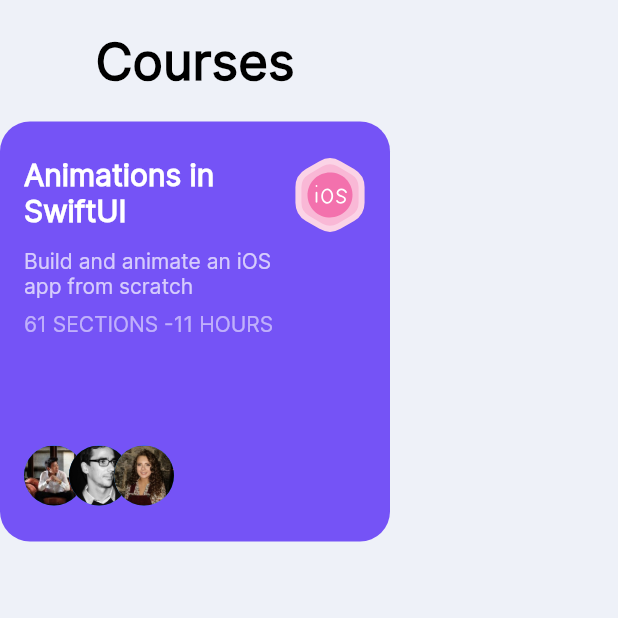
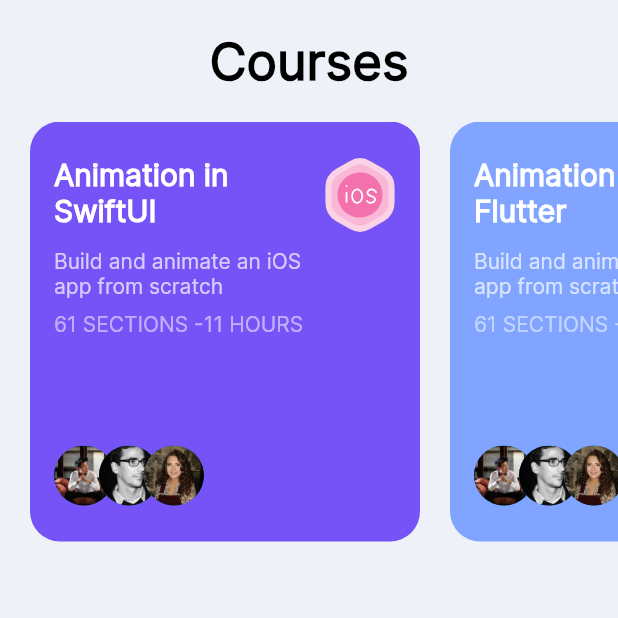
Before and after one commit to avikumar11haz/animated_app, a Flutter app: the HomeScreen screen opened directly, on a phone screen of 412 x 824 dp, the top half of it. Run offline on Flutter 3.47's test engine with Material 2 defaults, Android fonts, the phone set to English and light mode, and no system bars; our stand-ins replace flutter_svg, rive.

Commit message:
create course card file

```diff
--- /dev/null
+++ b/lib/screens/home/components/course_card.dart
@@ -0,0 +1,68 @@
+import 'package:animated_app/screens/home/home_screen.dart';
+import 'package:flutter/material.dart';
+import 'package:flutter_svg/flutter_svg.dart';
+
+class CourseCard extends StatelessWidget {
+  const CourseCard({
+    super.key,
+    required this.course,
+  });
+
+  final Course course;
+
+  @override
+  Widget build(BuildContext context) {
+    return Container(
+      padding: const EdgeInsets.symmetric(horizontal: 16, vertical: 24),
+      height: 280,
+      width: 260,
+      decoration: BoxDecoration(
+        color: course.bgColor,
+        borderRadius: const BorderRadius.all(Radius.circular(20)),
+      ),
+      child: Row(
+        crossAxisAlignment: CrossAxisAlignment.start,
+        children: [
+          Expanded(
+              child: Column(
+                crossAxisAlignment: CrossAxisAlignment.start,
+                children: [
+                  Text(
+                    course.title,
+                    style: Theme.of(context)
+                        .textTheme
+                        .titleLarge!
+                        .copyWith(color: Colors.white, fontWeight: FontWeight.w600),
+                  ),
+                  Padding(
+                    padding: const EdgeInsets.only(top: 12, bottom: 8),
+                    child: Text(
+                      course.description,
+                      style: const TextStyle(color: Colors.white70),
+                    ),
+                  ),
+                  const Text(
+                    "61 SECTIONS -11 HOURS",
+                    style: TextStyle(color: Colors.white54),
+                  ),
+                  const Spacer(),
+                  Row(
+                    children: List.generate(
+                        3,
+                            (index) => Transform.translate(
+                          offset: Offset((-10 * index).toDouble(), 0),
+                          child: CircleAvatar(
+                            radius: 20,
+                            backgroundImage: AssetImage(
+                                "assets/avatars/Avatar ${index + 1}.jpg"),
+                          ),
+                        )),
+                  )
+                ],
+              )),
+          SvgPicture.asset(course.iconScr)
+        ],
+      ),
+    );
+  }
+}
--- a/lib/screens/home/home_screen.dart
+++ b/lib/screens/home/home_screen.dart
@@ -1,5 +1,5 @@
+import 'package:animated_app/screens/home/components/course_card.dart';
 import 'package:flutter/material.dart';
-import 'package:flutter_svg/flutter_svg.dart';
 
 class HomeScreen extends StatelessWidget {
   const HomeScreen({Key? key}) : super(key: key);
@@ -20,53 +20,16 @@
                     .copyWith(color: Colors.black, fontWeight: FontWeight.w600),
               ),
             ),
-            Container(
-              padding: const EdgeInsets.symmetric(horizontal: 16, vertical: 24),
-              height: 280,
-              width: 260,
-              decoration: const BoxDecoration(
-                color: Color(0xFF7553F6),
-                borderRadius: BorderRadius.all(Radius.circular(20)),
-              ),
+            SingleChildScrollView(
+              scrollDirection: Axis.horizontal,
               child: Row(
-                crossAxisAlignment: CrossAxisAlignment.start,
                 children: [
-                  Expanded(
-                      child: Column(
-                    crossAxisAlignment: CrossAxisAlignment.start,
-                    children: [
-                      Text(
-                        "Animations in SwiftUI",
-                        style: Theme.of(context).textTheme.titleLarge!.copyWith(
-                            color: Colors.white, fontWeight: FontWeight.w600),
-                      ),
-                      const Padding(
-                        padding: EdgeInsets.only(top: 12, bottom: 8),
-                        child: Text(
-                          "Build and animate an iOS app from scratch",
-                          style: TextStyle(color: Colors.white70),
-                        ),
-                      ),
-                      const Text(
-                        "61 SECTIONS -11 HOURS",
-                        style: TextStyle(color: Colors.white54),
-                      ),
-                      const Spacer(),
-                      Row(
-                        children: List.generate(
-                            3,
-                            (index) => Transform.translate(
-                                  offset: Offset((-10 * index).toDouble(), 0),
-                                  child: CircleAvatar(
-                                    radius: 20,
-                                    backgroundImage: AssetImage(
-                                        "assets/avatars/Avatar ${index + 1}.jpg"),
-                                  ),
-                                )),
-                      )
-                    ],
-                  )),
-                  SvgPicture.asset("assets/icons/ios.svg")
+                  ...courses
+                      .map((course) => Padding(
+                            padding: const EdgeInsets.only(left: 20),
+                            child: CourseCard(course: course),
+                          ))
+                      .toList(),
                 ],
               ),
             )
@@ -76,6 +39,8 @@
     );
   }
 }
+
+
 
 class Course {
   final String title, description, iconScr;
@@ -88,3 +53,27 @@
     this.bgColor = const Color(0xFF7553F6),
   });
 }
+
+List<Course> courses = [
+  Course(title: "Animation in SwiftUI"),
+  Course(
+    title: "Animation in Flutter",
+    iconScr: "assets/icons/code.svg",
+    bgColor: const Color(0xFF80A4FF),
+  )
+];
+
+List<Course> recentCourses = [
+  Course(title: "State Machine"),
+  Course(
+    title: "Animated Menu",
+    iconScr: "assets/icons/code.svg",
+    bgColor: const Color(0xFF9CC5FF),
+  ),
+  Course(title: "Flutter with Rive"),
+  Course(
+    title: "Animated Menu",
+    bgColor: const Color(0xFF9CC5FF),
+    iconScr: "assets/icons/code.svg",
+  )
+];
```
